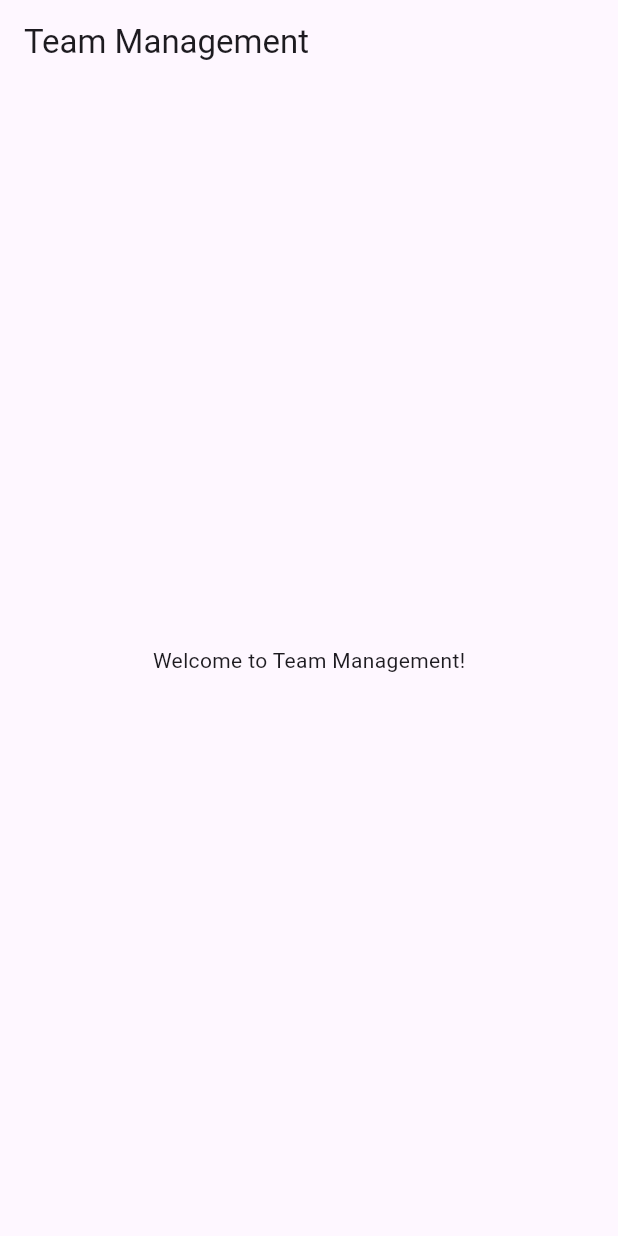
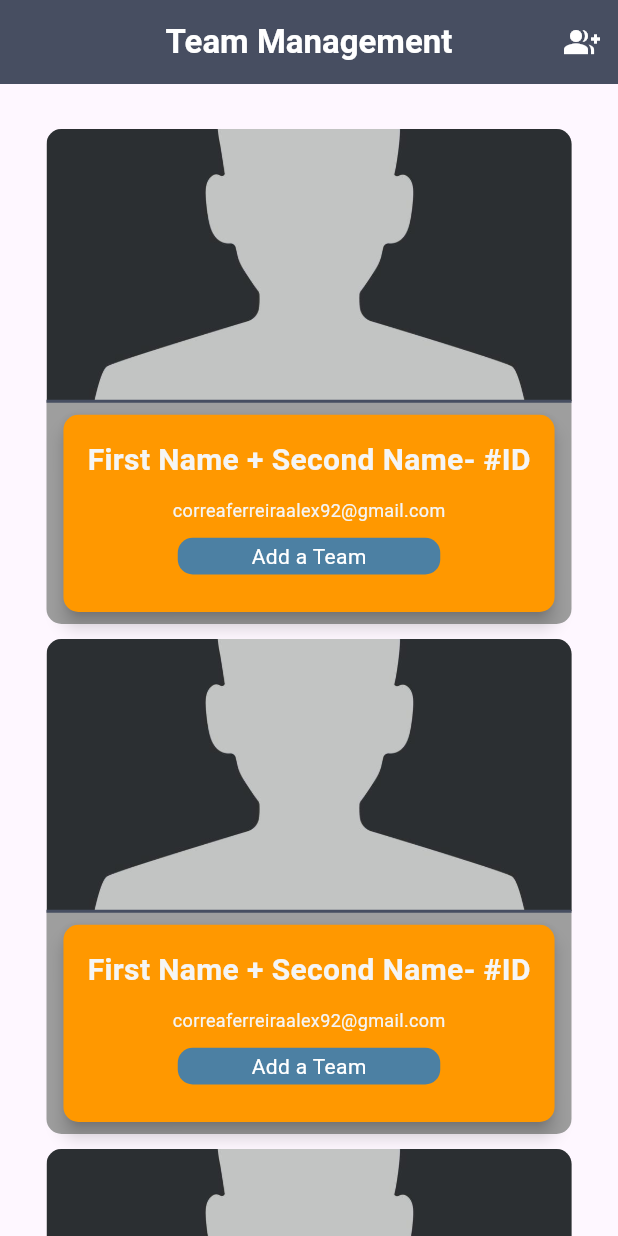
Before and after one commit to AlexFerreira10/clean-arch-project, a Flutter app: the screen it shows after launch, on a phone screen of 412 x 824 dp. Run offline on Flutter 3.47's test engine with Material 3 defaults, Android fonts, the phone set to English and light mode, and no system bars; our stand-ins replace google_fonts, page_transition.

Commit message:
feat: create the basics interfaces

```diff
--- a/lib/main.dart
+++ b/lib/main.dart
@@ -1,4 +1,6 @@
+import 'package:clean_arch_project/presentation/pages/home_page.dart';
 import 'package:flutter/material.dart';
+import 'package:google_fonts/google_fonts.dart';
 
 void main() {
   runApp(const TeamManagement());
@@ -10,12 +12,10 @@ class TeamManagement extends StatelessWidget {
   @override
   Widget build(BuildContext context) {
     return MaterialApp(
-      home: Scaffold(
-        appBar: AppBar(title: const Text('Team Management')),
-        body: const Center(
-          child: Text('Welcome to Team Management!'),
-        ),
+      theme: ThemeData(
+        textTheme: GoogleFonts.robotoTextTheme(),
       ),
+      home: HomePage(),
     );
   }
 }
--- /dev/null
+++ b/lib/presentation/pages/home_page.dart
@@ -0,0 +1,48 @@
+import 'package:clean_arch_project/core/app_color.dart';
+import 'package:clean_arch_project/core/app_constants.dart';
+import 'package:clean_arch_project/presentation/pages/my_team.dart';
+import 'package:clean_arch_project/presentation/widgets/employee_profile.dart';
+import 'package:flutter/material.dart';
+import 'package:page_transition/page_transition.dart';
+
+class HomePage extends StatelessWidget {
+  const HomePage({super.key});
+
+  @override
+  Widget build(BuildContext context) {
+    return Scaffold(
+      appBar: AppBar(
+        title: Text("Team Management", style: AppConstants.lightBold),
+        centerTitle: true,
+        backgroundColor: AppColors.detailsDark,
+        actions: [
+          IconButton(
+            onPressed: () {
+              Navigator.push(
+                context,
+                PageTransition(
+                  type: PageTransitionType.rightToLeft,
+                  child: MyTeam(),
+                ),
+              );
+            },
+            icon: Icon(Icons.group_add),
+            color: AppColors.background,
+          ),
+        ],
+      ),
+      body: ListView.builder(
+        padding: const EdgeInsets.all(30.0),
+        itemCount: 10,
+        itemBuilder: (context, index) {
+          return Column(
+            children: [
+              EmployeeProfile(),
+              SizedBox(height: 10),
+            ],
+          );
+        },
+      ),
+    );
+  }
+}
--- /dev/null
+++ b/lib/presentation/pages/my_team.dart
@@ -0,0 +1,36 @@
+import 'package:clean_arch_project/core/app_color.dart';
+import 'package:clean_arch_project/core/app_constants.dart';
+import 'package:clean_arch_project/presentation/widgets/employee_profile.dart';
+import 'package:flutter/material.dart';
+
+class MyTeam extends StatefulWidget {
+  const MyTeam({super.key});
+
+  @override
+  State<MyTeam> createState() => _MyTeamState();
+}
+
+class _MyTeamState extends State<MyTeam> {
+  @override
+  Widget build(BuildContext context) {
+    return Scaffold(
+      appBar: AppBar(
+        title: Text("My Team", style: AppConstants.lightBold),
+        centerTitle: true,
+        backgroundColor: AppColors.detailsDark,
+      ),
+      body: ListView.builder(
+        padding: const EdgeInsets.all(30.0),
+        itemCount: 1,
+        itemBuilder: (context, index) {
+          return Column(
+            children: [
+              EmployeeProfile(),
+              SizedBox(height: 10),
+            ],
+          );
+        },
+      ),
+    );
+  }
+}
--- /dev/null
+++ b/lib/presentation/widgets/employee_profile.dart
@@ -0,0 +1,105 @@
+import 'package:clean_arch_project/core/app_color.dart';
+import 'package:clean_arch_project/core/app_constants.dart';
+import 'package:flutter/material.dart';
+
+class EmployeeProfile extends StatefulWidget {
+  const EmployeeProfile({super.key});
+
+  @override
+  State<EmployeeProfile> createState() => _EmployeeProfileState();
+}
+
+class _EmployeeProfileState extends State<EmployeeProfile> {
+  final widthContainer = 350.0;
+  final heightContainer = 330.0;
+  final defaultBorderRadiusCircular = 10.0;
+
+  @override
+  Widget build(BuildContext context) {
+    return Container(
+      height: heightContainer,
+      width: widthContainer,
+      decoration: BoxDecoration(
+        color: AppColors.secondary,
+        borderRadius: BorderRadius.all(
+          Radius.circular(defaultBorderRadiusCircular),
+        ),
+      ),
+      child: Column(
+        children: [
+          ClipRRect(
+            borderRadius: BorderRadius.only(
+              topLeft: Radius.circular(defaultBorderRadiusCircular),
+              topRight: Radius.circular(defaultBorderRadiusCircular),
+            ),
+            child: Container(
+              height: heightContainer * 0.55,
+              width: widthContainer,
+              decoration: BoxDecoration(
+                image: DecorationImage(
+                  image: AssetImage('lib/assets/default-photo.jpg'),
+                  fit: BoxFit.cover,
+                ),
+              ),
+            ),
+          ),
+          Divider(
+            color: AppColors.detailsDark,
+            thickness: 2,
+            height: 1,
+          ),
+          Expanded(
+            child: Card(
+              color: AppColors.accent,
+              elevation: 5,
+              margin: const EdgeInsets.all(8.0),
+              shape: RoundedRectangleBorder(
+                borderRadius: BorderRadius.circular(defaultBorderRadiusCircular),
+              ),
+              child: Padding(
+                padding: const EdgeInsets.all(16.0),
+                child: Column(
+                  children: [
+                    Text(
+                      'First Name + Second Name- #ID',
+                      style: TextStyle(
+                        fontSize: AppConstants.fontSizeMax,
+                        fontWeight: FontWeight.bold,
+                        color: AppColors.inputBackground,
+                      ),
+                    ),
+                    SizedBox(height: 10),
+                    Text(
+                      'correaferreiraalex92@gmail.com',
+                      style: TextStyle(
+                        fontSize: AppConstants.fontSizeMin,
+                        color: AppColors.inputBackground,
+                      ),
+                    ),
+                    SizedBox(height: 10),
+                    InkWell(
+                      onTap: () {},
+                      child: Container(
+                        height: widthContainer * 0.07,
+                        width: widthContainer * 0.50,
+                        alignment: Alignment.center,
+                        decoration: BoxDecoration(
+                          borderRadius: BorderRadius.circular(defaultBorderRadiusCircular),
+                          color: AppColors.primary,
+                        ),
+                        child: Text(
+                          'Add a Team',
+                          style: AppConstants.light,
+                        ),
+                      ),
+                    ),
+                  ],
+                ),
+              ),
+            ),
+          ),
+        ],
+      ),
+    );
+  }
+}
```
Also changed, not shown: pubspec.yaml (+5 -4 lines), lib/assets/default-photo.jpg (added), 1 other file.
